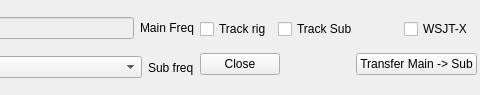
This is mqt/MqtRigSync/RSMainWindow.ui in Rsclub22/Minos2-Mirror as Qt 5 draws it before an edit; both pictures show x 100 to 580 and y 0 to 95 of the 715 by 95 pixel window. The edited form follows.
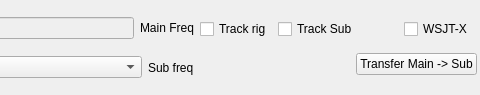
This is the edited form.

Commit message: Tidy up honouring configuration

What changed in the file:
```diff
--- a/mqt/MqtRigSync/RSMainWindow.ui
+++ b/mqt/MqtRigSync/RSMainWindow.ui
@@ -137,13 +137,6 @@
       </item>
       <item>
        <layout class="QHBoxLayout" name="horizontalLayout_4">
-        <item>
-         <widget class="QPushButton" name="closeButton">
-          <property name="text">
-           <string>Close</string>
-          </property>
-         </widget>
-        </item>
         <item>
          <spacer name="horizontalSpacer_2">
           <property name="orientation">
```
Left out of the diff: 3 changed lines with no effect on the pictures. The commit also changes 2 other files.
